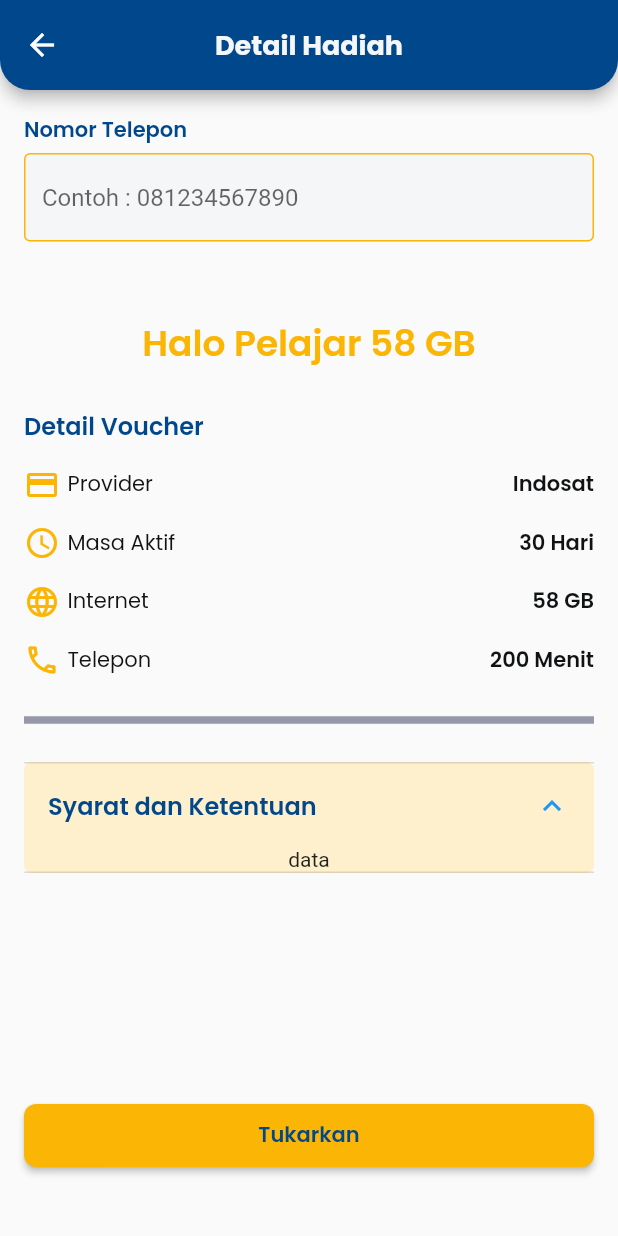
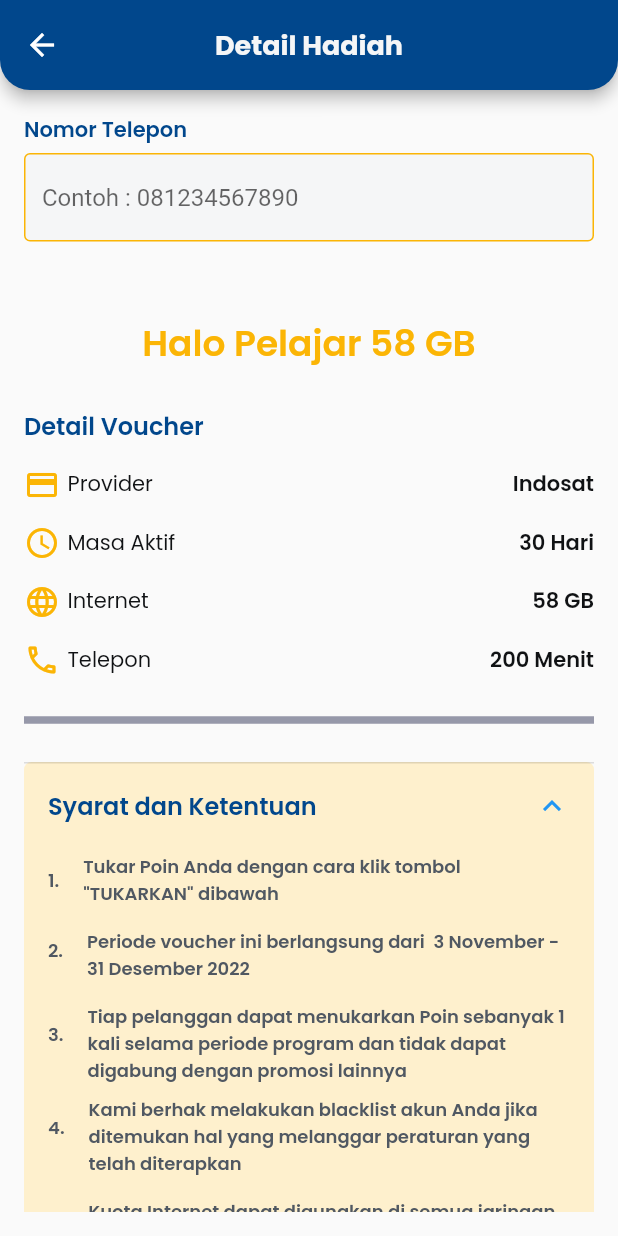
Before and after one commit to Kelompok4-LoyaltyPointAgent/Flutter, a Flutter app: the PoinPenukaranScreen screen opened directly, after a tap on "Syarat dan Ketentuan", on a phone screen of 412 x 824 dp. Run offline on Flutter 3.47's test engine with Material 2 defaults, Android fonts, the phone set to English and light mode, and no system bars; our stand-ins replace carousel_slider, dropdown_button2, google_fonts, sizer.

Commit message:
perubahan di deskripsi paket

```diff
--- a/loyalty_point_agent/lib/screen/poin/poin_penukaran_screen.dart
+++ b/loyalty_point_agent/lib/screen/poin/poin_penukaran_screen.dart
@@ -1,5 +1,6 @@
 import 'package:flutter/material.dart';
 import 'package:loyalty_point_agent/screen/poin/poin_detail_pemesanan_screen.dart';
+import 'package:loyalty_point_agent/screen/poin/widgets/syarat_ketentuan_poin.dart';
 import 'package:loyalty_point_agent/utils/theme.dart';
 
 class PoinPenukaranScreen extends StatefulWidget {
@@ -32,12 +33,12 @@ class _PoinPenukaranScreenState extends State<PoinPenukaranScreen> {
           ),
         ),
       ),
-      body: Padding(
-        padding: const EdgeInsets.all(16),
-        child: Form(
-          key: formKey,
-          child: Column(
-            crossAxisAlignment: CrossAxisAlignment.start,
+      body: Form(
+        key: formKey,
+        child: Padding(
+          padding: const EdgeInsets.all(16),
+          child: ListView(
+            //crossAxisAlignment: CrossAxisAlignment.start,
             children: [
               Text(
                 'Nomor Telepon',
@@ -207,11 +208,13 @@ class _PoinPenukaranScreenState extends State<PoinPenukaranScreen> {
                     ),
                   ),
                   children: const [
-                    Text('data'),
+                    SyaratKetentuanPoin(),
                   ],
                 ),
               ),
-              const Spacer(),
+              const SizedBox(
+                height: 40,
+              ),
               SizedBox(
                 width: MediaQuery.of(context).size.width,
                 height: 42,
--- /dev/null
+++ b/loyalty_point_agent/lib/screen/poin/widgets/syarat_ketentuan_poin.dart
@@ -0,0 +1,134 @@
+import 'package:flutter/material.dart';
+import 'package:loyalty_point_agent/utils/theme.dart';
+
+class SyaratKetentuanPoin extends StatelessWidget {
+  const SyaratKetentuanPoin({super.key});
+
+  @override
+  Widget build(BuildContext context) {
+    return Column(
+      children: [
+        ListTile(
+          visualDensity: const VisualDensity(horizontal: 0, vertical: -4),
+          minLeadingWidth: 0,
+          leading: Text(
+            '1.',
+            style: blackRegulerTextStyle.copyWith(
+              fontSize: 12,
+              fontWeight: semiBold,
+            ),
+          ),
+          title: Text(
+            'Tukar Poin Anda dengan cara klik tombol "TUKARKAN" dibawah',
+            style: blackRegulerTextStyle.copyWith(
+              fontSize: 12,
+              fontWeight: semiBold,
+            ),
+          ),
+        ),
+        ListTile(
+          minLeadingWidth: 0,
+          leading: Text(
+            '2.',
+            style: blackRegulerTextStyle.copyWith(
+              fontSize: 12,
+              fontWeight: semiBold,
+            ),
+          ),
+          title: Text(
+            'Periode voucher ini berlangsung dari  3 November - 31 Desember 2022',
+            style: blackRegulerTextStyle.copyWith(
+              fontSize: 12,
+              fontWeight: semiBold,
+            ),
+          ),
+        ),
+        ListTile(
+          minLeadingWidth: 0,
+          leading: Text(
+            '3.',
+            style: blackRegulerTextStyle.copyWith(
+              fontSize: 12,
+              fontWeight: semiBold,
+            ),
+          ),
+          title: Text(
+            'Tiap pelanggan dapat menukarkan Poin sebanyak 1 kali selama periode program dan tidak dapat digabung dengan promosi lainnya',
+            style: blackRegulerTextStyle.copyWith(
+              fontSize: 12,
+              fontWeight: semiBold,
+            ),
+          ),
+        ),
+        ListTile(
+          minLeadingWidth: 0,
+          leading: Text(
+            '4.',
+            style: blackRegulerTextStyle.copyWith(
+              fontSize: 12,
+              fontWeight: semiBold,
+            ),
+          ),
+          title: Text(
+            'Kami berhak melakukan blacklist akun Anda jika ditemukan hal yang melanggar peraturan yang telah diterapkan',
+            style: blackRegulerTextStyle.copyWith(
+              fontSize: 12,
+              fontWeight: semiBold,
+            ),
+          ),
+        ),
+        ListTile(
+          minLeadingWidth: 0,
+          leading: Text(
+            '5.',
+            style: blackRegulerTextStyle.copyWith(
+              fontSize: 12,
+              fontWeight: semiBold,
+            ),
+          ),
+          title: Text(
+            'Kuota Internet dapat digunakan di semua jaringan 2G/3G/4G.',
+            style: blackRegulerTextStyle.copyWith(
+              fontSize: 12,
+              fontWeight: semiBold,
+            ),
+          ),
+        ),
+        ListTile(
+          minLeadingWidth: 0,
+          leading: Text(
+            '6.',
+            style: blackRegulerTextStyle.copyWith(
+              fontSize: 12,
+              fontWeight: semiBold,
+            ),
+          ),
+          title: Text(
+            'Kuota tidak akan terakumulasi dengan paket lainnya.',
+            style: blackRegulerTextStyle.copyWith(
+              fontSize: 12,
+              fontWeight: semiBold,
+            ),
+          ),
+        ),
+        ListTile(
+          minLeadingWidth: 0,
+          leading: Text(
+            '7.',
+            style: blackRegulerTextStyle.copyWith(
+              fontSize: 12,
+              fontWeight: semiBold,
+            ),
+          ),
+          title: Text(
+            'Pastikan pembelian paket berhasil dengan menerima SMS notifikasi pembelian paket berhasil.',
+            style: blackRegulerTextStyle.copyWith(
+              fontSize: 12,
+              fontWeight: semiBold,
+            ),
+          ),
+        ),
+      ],
+    );
+  }
+}
--- a/loyalty_point_agent/lib/screen/rekomendasi/rekomendasi_pemesanan_screen.dart
+++ b/loyalty_point_agent/lib/screen/rekomendasi/rekomendasi_pemesanan_screen.dart
@@ -1,5 +1,7 @@
 import 'package:flutter/material.dart';
 import 'package:loyalty_point_agent/screen/rekomendasi/rekomendasi_detail_pemesanan_screen.dart';
+import 'package:loyalty_point_agent/screen/rekomendasi/widgets/deskripsi_paket_item.dart';
+import 'package:loyalty_point_agent/screen/rekomendasi/widgets/syarat_ketentuan_item.dart';
 import 'package:loyalty_point_agent/utils/theme.dart';
 
 class RekomendasiPemesananScreen extends StatefulWidget {
@@ -206,8 +208,8 @@ class _RekomendasiPemesananScreenState
                       fontWeight: semiBold,
                     ),
                   ),
-                  children: [
-                    Text('data'),
+                  children: const [
+                    DeskripsiPaketItem(),
                   ],
                 ),
               ),
@@ -227,8 +229,8 @@ class _RekomendasiPemesananScreenState
                       fontWeight: semiBold,
                     ),
                   ),
-                  children: [
-                    Text('data'),
+                  children: const [
+                    SyaratKetentuanItem(),
                   ],
                 ),
               ),
```
Also changed, not shown: loyalty_point_agent/lib/screen/poin/poin_screen.dart (+19 -3 lines), loyalty_point_agent/lib/screen/poin/widgets/card_menu.dart (+7 -1 lines), loyalty_point_agent/lib/screen/rekomendasi/widgets/deskripsi_paket_item.dart (added, +100 -0 lines), loyalty_point_agent/lib/screen/rekomendasi/widgets/syarat_ketentuan_item.dart (added, +134 -0 lines).
